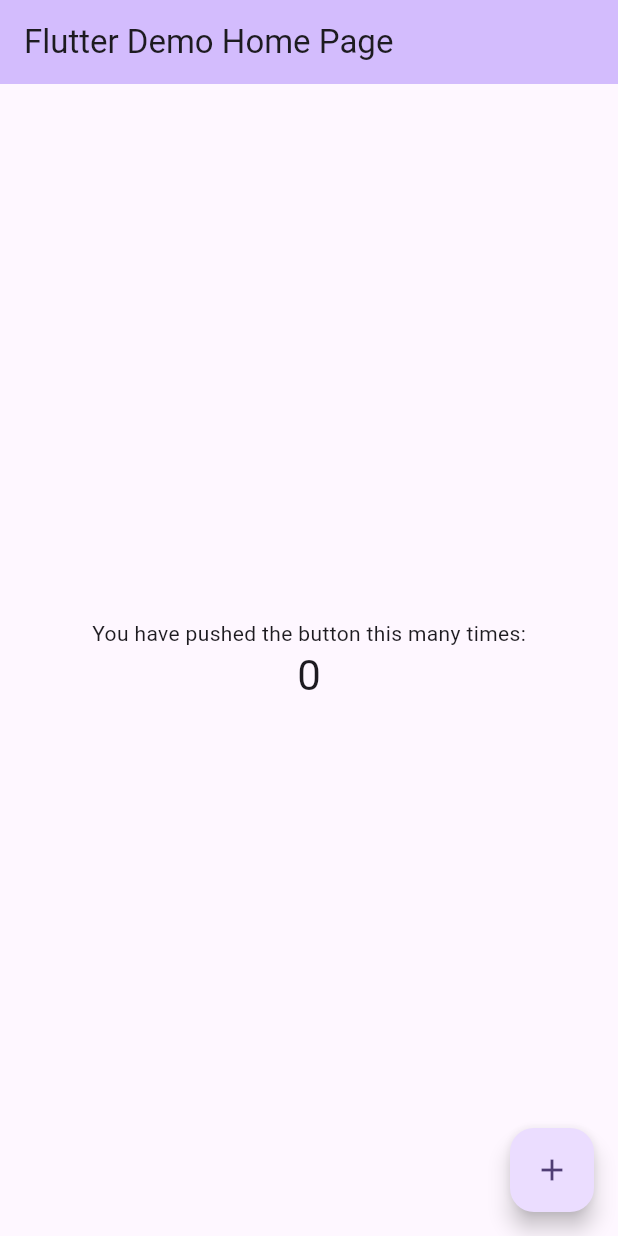
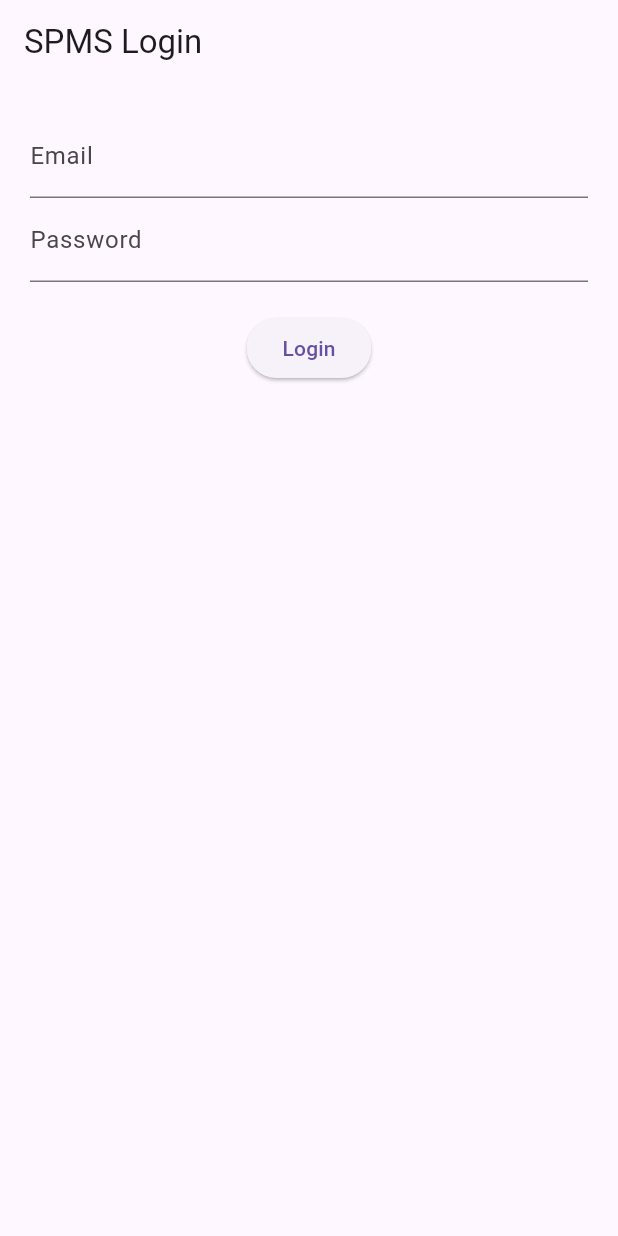
Before and after one commit to qmuuoryan/spms-frontend, a Flutter app: the screen it shows after launch, on a phone screen of 412 x 824 dp. Run offline on Flutter 3.47's test engine with Material 3 defaults, Android fonts, the phone set to English and light mode, and no system bars.

Commit message:
login working successfully

```diff
--- a/lib/main.dart
+++ b/lib/main.dart
@@ -1,122 +1,18 @@
 import 'package:flutter/material.dart';
+import 'screens/login_screen.dart';
 
 void main() {
-  runApp(const MyApp());
+  runApp(SPMSApp());
 }
 
-class MyApp extends StatelessWidget {
-  const MyApp({super.key});
-
-  // This widget is the root of your application.
+class SPMSApp extends StatelessWidget {
   @override
   Widget build(BuildContext context) {
     return MaterialApp(
-      title: 'Flutter Demo',
-      theme: ThemeData(
-        // This is the theme of your application.
-        //
-        // TRY THIS: Try running your application with "flutter run". You'll see
-        // the application has a purple toolbar. Then, without quitting the app,
-        // try changing the seedColor in the colorScheme below to Colors.green
-        // and then invoke "hot reload" (save your changes or press the "hot
-        // reload" button in a Flutter-supported IDE, or press "r" if you used
-        // the command line to start the app).
-        //
-        // Notice that the counter didn't reset back to zero; the application
-        // state is not lost during the reload. To reset the state, use hot
-        // restart instead.
-        //
-        // This works for code too, not just values: Most code changes can be
-        // tested with just a hot reload.
-        colorScheme: ColorScheme.fromSeed(seedColor: Colors.deepPurple),
-      ),
-      home: const MyHomePage(title: 'Flutter Demo Home Page'),
+      title: 'SPMS',
+      debugShowCheckedModeBanner: false,
+      theme: ThemeData(primarySwatch: Colors.teal),
+      home: LoginScreen(),
     );
   }
 }
-
-class MyHomePage extends StatefulWidget {
-  const MyHomePage({super.key, required this.title});
-
-  // This widget is the home page of your application. It is stateful, meaning
-  // that it has a State object (defined below) that contains fields that affect
-  // how it looks.
-
-  // This class is the configuration for the state. It holds the values (in this
-  // case the title) provided by the parent (in this case the App widget) and
-  // used by the build method of the State. Fields in a Widget subclass are
-  // always marked "final".
-
-  final String title;
-
-  @override
-  State<MyHomePage> createState() => _MyHomePageState();
-}
-
-class _MyHomePageState extends State<MyHomePage> {
-  int _counter = 0;
-
-  void _incrementCounter() {
-    setState(() {
-      // This call to setState tells the Flutter framework that something has
-      // changed in this State, which causes it to rerun the build method below
-      // so that the display can reflect the updated values. If we changed
-      // _counter without calling setState(), then the build method would not be
-      // called again, and so nothing would appear to happen.
-      _counter++;
-    });
-  }
-
-  @override
-  Widget build(BuildContext context) {
-    // This method is rerun every time setState is called, for instance as done
-    // by the _incrementCounter method above.
-    //
-    // The Flutter framework has been optimized to make rerunning build methods
-    // fast, so that you can just rebuild anything that needs updating rather
-    // than having to individually change instances of widgets.
-    return Scaffold(
-      appBar: AppBar(
-        // TRY THIS: Try changing the color here to a specific color (to
-        // Colors.amber, perhaps?) and trigger a hot reload to see the AppBar
-        // change color while the other colors stay the same.
-        backgroundColor: Theme.of(context).colorScheme.inversePrimary,
-        // Here we take the value from the MyHomePage object that was created by
-        // the App.build method, and use it to set our appbar title.
-        title: Text(widget.title),
-      ),
-      body: Center(
-        // Center is a layout widget. It takes a single child and positions it
-        // in the middle of the parent.
-        child: Column(
-          // Column is also a layout widget. It takes a list of children and
-          // arranges them vertically. By default, it sizes itself to fit its
-          // children horizontally, and tries to be as tall as its parent.
-          //
-          // Column has various properties to control how it sizes itself and
-          // how it positions its children. Here we use mainAxisAlignment to
-          // center the children vertically; the main axis here is the vertical
-          // axis because Columns are vertical (the cross axis would be
-          // horizontal).
-          //
-          // TRY THIS: Invoke "debug painting" (choose the "Toggle Debug Paint"
-          // action in the IDE, or press "p" in the console), to see the
-          // wireframe for each widget.
-          mainAxisAlignment: MainAxisAlignment.center,
-          children: <Widget>[
-            const Text('You have pushed the button this many times:'),
-            Text(
-              '$_counter',
-              style: Theme.of(context).textTheme.headlineMedium,
-            ),
-          ],
-        ),
-      ),
-      floatingActionButton: FloatingActionButton(
-        onPressed: _incrementCounter,
-        tooltip: 'Increment',
-        child: const Icon(Icons.add),
-      ), // This trailing comma makes auto-formatting nicer for build methods.
-    );
-  }
-}
--- a/lib/screens/login_screen.dart
+++ b/lib/screens/login_screen.dart
@@ -0,0 +1,66 @@
+import 'package:flutter/material.dart';
+import '../services/api_service.dart';
+
+class LoginScreen extends StatefulWidget {
+  @override
+  _LoginScreenState createState() => _LoginScreenState();
+}
+
+class _LoginScreenState extends State<LoginScreen> {
+  final emailController = TextEditingController();
+  final passwordController = TextEditingController();
+  String? errorMessage;
+
+  void handleLogin() async {
+    print("Login button passed");
+    print("Email: ${emailController.text}");
+    print("Password: ${passwordController.text}");
+
+
+    try {
+      final result = await ApiService.login(
+        emailController.text,
+        passwordController.text,
+      );
+      print("Login successful: $result");
+
+      final token = result['token'];
+      final role = result['role'];
+
+      ScaffoldMessenger.of(context).showSnackBar(
+        SnackBar(content: Text('Login successful! Role: $role')),
+      );
+
+
+
+    } catch (e) {
+      print("Login failed: $e");
+      setState(() {
+        errorMessage = e.toString();
+      });
+    }
+  }
+
+  @override
+  Widget build(BuildContext context) {
+    return Scaffold(
+      appBar: AppBar(title: Text("SPMS Login")),
+      body: Padding(
+        padding: const EdgeInsets.all(20.0),
+        child: Column(
+          children: [
+            TextField(controller: emailController, decoration: InputDecoration(labelText: "Email")),
+            TextField(controller: passwordController, decoration: InputDecoration(labelText: "Password"), obscureText: true),
+            SizedBox(height: 20),
+            ElevatedButton(onPressed: handleLogin, child: Text("Login")),
+            if (errorMessage != null)
+              Padding(
+                padding: const EdgeInsets.only(top: 10),
+                child: Text(errorMessage!, style: TextStyle(color: Colors.red)),
+              ),
+          ],
+        ),
+      ),
+    );
+  }
+}
```
Also changed, not shown: pubspec.lock.
